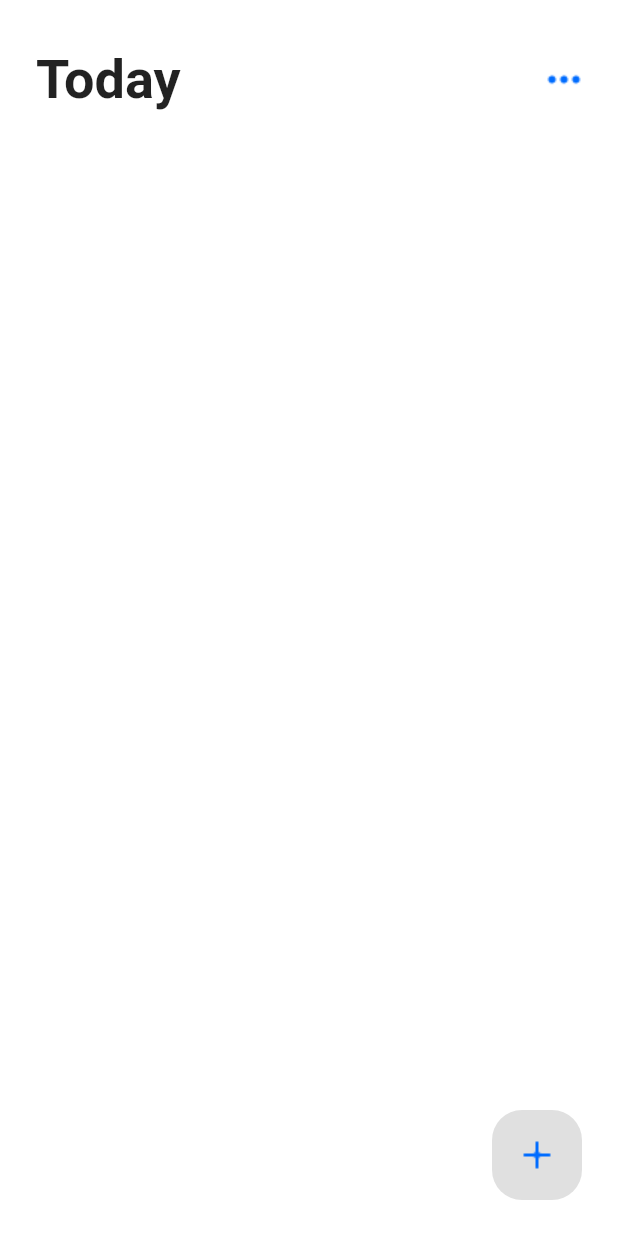
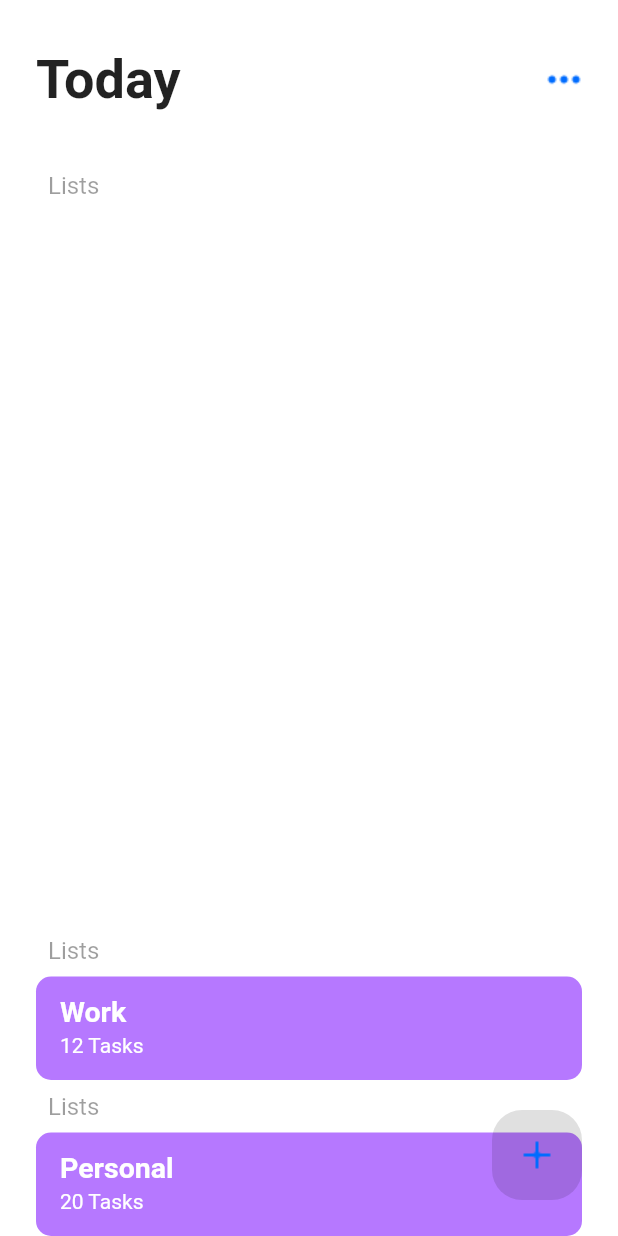
Before and after one commit to wile44/Todas_app, a Flutter app: the screen it shows after launch, on a phone screen of 412 x 824 dp. Run offline on Flutter 3.47's test engine with Material 2 defaults, Android fonts, the phone set to English and light mode, and no system bars; our stand-ins replace sqflite; accounts and stored records are empty.

Commit message:
Testing Task Widgets

```diff
--- a/lib/screens/homepage.dart
+++ b/lib/screens/homepage.dart
@@ -109,7 +109,25 @@ class _HomepageState extends State<Homepage> {
                       )
                     ],
                   ),
+                  Padding(
+                    padding: const EdgeInsets.all(8.0),
+                    child: Text(
+                      "Lists",
+                      style: TextStyle(
+                        color: Colors.black38,
+                        fontSize: 16.0,
+                      ),
+                    ),
+                  ),
                   _taskListBuilder(),
+                  ListWidget(
+                    title: "Work",
+                    taskNumber: "12",
+                  ),
+                  ListWidget(
+                    title: "Personal",
+                    taskNumber: "20",
+                  ),
                 ],
               ),
               _floatingButton(),
--- a/lib/widget/taskcardwidget.dart
+++ b/lib/widget/taskcardwidget.dart
@@ -45,6 +45,7 @@ class TaskCardWidget extends StatelessWidget {
   }
 }
 
+//Testing the widget before implement it
 class TaskCardTesting extends StatelessWidget {
   final String title;
   final String desc;
@@ -114,9 +115,66 @@ class TaskCardTesting extends StatelessWidget {
               )
             ],
           ),
-          Divider(
-            height: 20.0,
-            indent: 48.0,
+        ],
+      ),
+    );
+  }
+}
+
+//Testing this widget for the Lists of widget
+class ListWidget extends StatelessWidget {
+  final String title;
+  final String taskNumber;
+  ListWidget({this.title, this.taskNumber});
+
+  @override
+  Widget build(BuildContext context) {
+    return Container(
+      width: double.infinity,
+      child: Column(
+        crossAxisAlignment: CrossAxisAlignment.start,
+        children: [
+          Padding(
+            padding: const EdgeInsets.all(8.0),
+            child: Text(
+              "Lists",
+              style: TextStyle(
+                color: Colors.black38,
+                fontSize: 16.0,
+              ),
+            ),
+          ),
+          Container(
+            padding: EdgeInsets.only(
+              left: 16,
+              top: 12.0,
+              bottom: 13.0,
+            ),
+            height: 69.0,
+            decoration: BoxDecoration(
+                color: Color(0xFFB678FF),
+                borderRadius: BorderRadius.circular(10.0)),
+            width: double.infinity,
+            child: Column(
+              crossAxisAlignment: CrossAxisAlignment.start,
+              children: [
+                Text(
+                  title,
+                  style: TextStyle(
+                      fontSize: 19.0,
+                      fontWeight: FontWeight.bold,
+                      color: Colors.white),
+                ),
+                SizedBox(height: 4),
+                Text(
+                  taskNumber + " Tasks",
+                  style: TextStyle(
+                    fontSize: 14.0,
+                    color: Colors.white,
+                  ),
+                ),
+              ],
+            ),
           )
         ],
       ),
```
